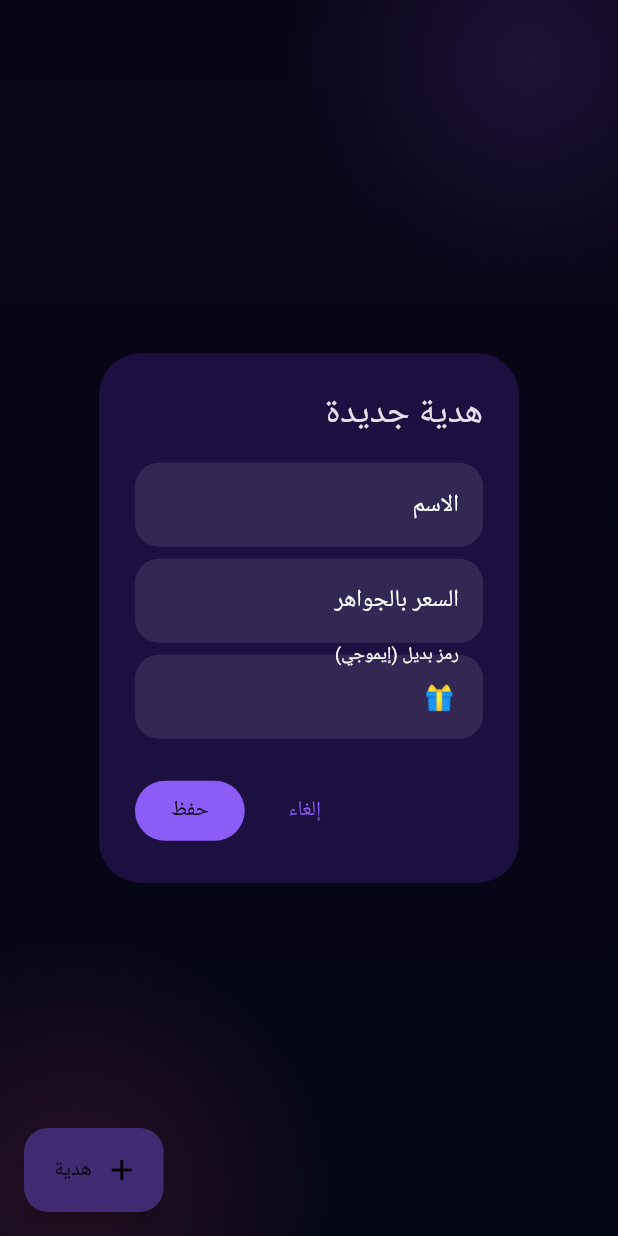
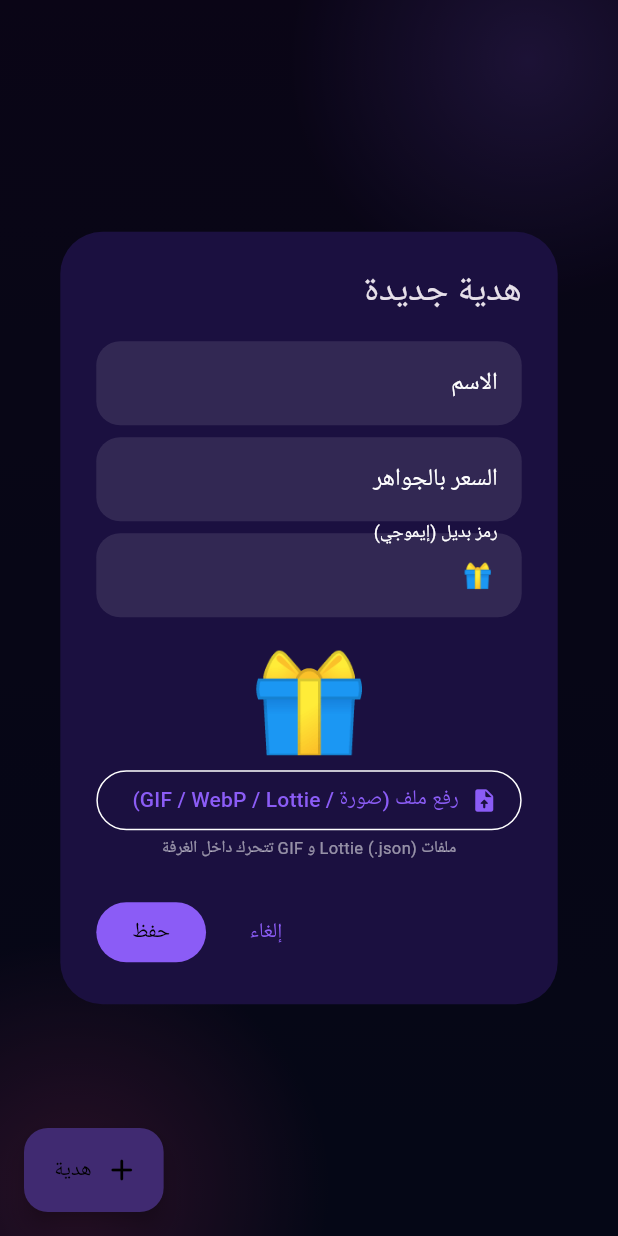
Before and after one commit to hfhcjdodug-del/khamin-voice, a Flutter app: the _GiftsAdminTab screen opened directly, after a tap on "هدية", on a phone screen of 412 x 824 dp. Run offline on Flutter 3.47's test engine with Material 3 defaults, Android fonts, the phone set to English and light mode, and no system bars; our stand-ins replace audioplayers, file_picker, firebase_core, firebase_messaging, google_fonts, google_mobile_ads and 6 more; missing offline and left inert: livekit_client; accounts and stored records are empty; network calls fail; Roboto replaces fonts that are missing (Cairo).

Commit message:
Admin gifts: upload image/GIF/WebP/Lottie raw, preview, delete confirm; GiftImage renders Lottie
Co-Authored-By: Claude Sonnet 5.5 <noreply@anthropic.com>
Claude-Session: https://claude.ai/code/session_018rgcUF63v1ivK9ocyDytep

```diff
--- a/lib/gift_image.dart
+++ b/lib/gift_image.dart
@@ -1,11 +1,15 @@
 import 'package:flutter/material.dart';
+import 'package:lottie/lottie.dart';
 
 /// صورة الهدية: من داخل التطبيق (asset:gifts/5.png) أو رابط مرفوع، وإلا الرمز البديل.
+/// الروابط المنتهية بـ .json تُعرض كحركة Lottie، وGIF/WebP المتحركة تتحرك تلقائياً.
 class GiftImage extends StatelessWidget {
   final String? image;
   final String emoji;
   final double size;
   const GiftImage({super.key, this.image, this.emoji = '🎁', this.size = 48});
+
+  static bool isLottie(String? u) => u != null && u.toLowerCase().split('?').first.endsWith('.json');
 
   @override
   Widget build(BuildContext context) {
@@ -16,6 +20,14 @@ class GiftImage extends StatelessWidget {
       return Image.asset('assets/${img.substring(6)}',
           width: size, height: size, fit: BoxFit.contain, errorBuilder: (_, __, ___) => fallback);
     }
+    if (isLottie(img)) {
+      return Lottie.network(img,
+          width: size,
+          height: size,
+          fit: BoxFit.contain,
+          repeat: true,
+          errorBuilder: (_, __, ___) => SizedBox(width: size, height: size, child: Center(child: fallback)));
+    }
     return Image.network(img,
         width: size, height: size, fit: BoxFit.contain, errorBuilder: (_, __, ___) => fallback);
   }
--- a/lib/screens/admin_screen.dart
+++ b/lib/screens/admin_screen.dart
@@ -23,6 +23,23 @@ Future<String> _uploadImage(XFile f, String folder) async {
   );
 }
 
+
+/// يختار ملف هدية (صورة/GIF/WebP متحرك/Lottie JSON) ويرفعه كما هو دون ضغط حتى لا تضيع الحركة.
+Future<String?> _pickGiftFile() async {
+  final r = await FilePicker.platform.pickFiles(
+    type: FileType.custom,
+    allowedExtensions: ['png', 'jpg', 'jpeg', 'webp', 'gif', 'json'],
+    withData: true,
+  );
+  if (r == null || r.files.isEmpty) return null;
+  final f = r.files.first;
+  final bytes = f.bytes;
+  if (bytes == null) throw 'تعذّر قراءة الملف';
+  if (bytes.length > 4 * 1024 * 1024) throw 'الملف أكبر من 4 ميغا';
+  final ext = extOf(f.name, ['png', 'jpg', 'jpeg', 'webp', 'gif', 'json'], 'png');
+  final ct = ext == 'json' ? 'application/json' : 'image/${ext == 'jpg' ? 'jpeg' : ext}';
+  return uploadMedia(bucket: 'game-media', folder: 'gifts', bytes: bytes, ext: ext, contentType: ct);
+}
 
 Future<String?> _askText(BuildContext context, String title, String initial, {int max = 40}) async {
   final c = TextEditingController(text: initial);
@@ -1668,11 +1685,15 @@ class _GiftsAdminTabState extends State<_GiftsAdminTab> {
     final name = TextEditingController(text: (g?['name'] ?? '') as String);
     final price = TextEditingController(text: g == null ? '' : '${g['price']}');
     final emoji = TextEditingController(text: (g?['emoji'] ?? '🎁') as String);
+    String? fileUrl = g?['image_url'] as String?;
+    var picking = false;
     final ok = await showDialog<bool>(
       context: context,
-      builder: (d) => AlertDialog(
+      builder: (d) => StatefulBuilder(
+        builder: (d, setS) => AlertDialog(
           title: Text(g == null ? 'هدية جديدة' : 'تعديل الهدية'),
-        content: Column(mainAxisSize: MainAxisSize.min, children: [
+          content: SingleChildScrollView(
+            child: Column(mainAxisSize: MainAxisSize.min, children: [
               TextField(controller: name, decoration: const InputDecoration(labelText: 'الاسم')),
               const SizedBox(height: 8),
               TextField(
@@ -1681,17 +1702,45 @@ class _GiftsAdminTabState extends State<_GiftsAdminTab> {
                   decoration: const InputDecoration(labelText: 'السعر بالجواهر')),
               const SizedBox(height: 8),
               TextField(controller: emoji, decoration: const InputDecoration(labelText: 'رمز بديل (إيموجي)')),
-        ]),
+              const SizedBox(height: 12),
+              GiftImage(image: fileUrl, emoji: emoji.text.isEmpty ? '🎁' : emoji.text, size: 80),
+              const SizedBox(height: 6),
+              OutlinedButton.icon(
+                onPressed: picking
+                    ? null
+                    : () async {
+                        setS(() => picking = true);
+                        try {
+                          final u = await _pickGiftFile();
+                          if (u != null) fileUrl = u;
+                        } catch (e) {
+                          if (mounted) toast(context, friendlyError(e));
+                        }
+                        setS(() => picking = false);
+                      },
+                icon: const Icon(Icons.upload_file_rounded),
+                label: Text(picking ? 'جارٍ الرفع…' : 'رفع ملف (صورة / GIF / WebP / Lottie)'),
+              ),
+              const Text('ملفات Lottie (.json) و GIF تتحرك داخل الغرفة',
+                  style: TextStyle(fontSize: 11, color: Colors.white54)),
+            ]),
+          ),
           actions: [
             TextButton(onPressed: () => Navigator.pop(d, false), child: const Text('إلغاء')),
-          FilledButton(onPressed: () => Navigator.pop(d, true), child: const Text('حفظ')),
+            FilledButton(onPressed: picking ? null : () => Navigator.pop(d, true), child: const Text('حفظ')),
           ],
+        ),
       ),
     );
     final pr = int.tryParse(price.text.trim());
     if (ok != true || name.text.trim().isEmpty || pr == null || pr < 1) return;
     try {
-      final vals = {'name': name.text.trim(), 'price': pr, 'emoji': emoji.text.trim().isEmpty ? '🎁' : emoji.text.trim()};
+      final vals = {
+        'name': name.text.trim(),
+        'price': pr,
+        'emoji': emoji.text.trim().isEmpty ? '🎁' : emoji.text.trim(),
+        'image_url': fileUrl,
+      };
       if (g == null) {
         await supa.from('gifts').insert({...vals, 'sort': _gifts.length + 1});
       } else {
@@ -1704,13 +1753,12 @@ class _GiftsAdminTabState extends State<_GiftsAdminTab> {
   }
 
   Future<void> _image(Map<String, dynamic> g) async {
-    final f = await ImagePicker().pickImage(source: ImageSource.gallery, maxWidth: 600, imageQuality: 90);
-    if (f == null) return;
-    try {
-      final url = await _uploadImage(f, 'gifts');
+    try {
+      final url = await _pickGiftFile();
+      if (url == null) return;
       await supa.from('gifts').update({'image_url': url}).eq('id', g['id']);
       await _load();
-      if (mounted) toast(context, 'تم تغيير صورة الهدية');
+      if (mounted) toast(context, 'تم تغيير ملف الهدية');
     } catch (e) {
       if (mounted) toast(context, 'فشل الرفع: ${friendlyError(e)}');
     }
@@ -1726,6 +1774,18 @@ class _GiftsAdminTabState extends State<_GiftsAdminTab> {
   }
 
   Future<void> _del(Map<String, dynamic> g) async {
+    final yes = await showDialog<bool>(
+      context: context,
+      builder: (d) => AlertDialog(
+        title: Text('حذف «${g['name']}»؟'),
+        content: const Text('تُحذف الهدية نهائياً. لإخفائها فقط استعمل المفتاح.'),
+        actions: [
+          TextButton(onPressed: () => Navigator.pop(d, false), child: const Text('إلغاء')),
+          FilledButton(onPressed: () => Navigator.pop(d, true), child: const Text('حذف')),
+        ],
+      ),
+    );
+    if (yes != true) return;
     try {
       await supa.from('gifts').delete().eq('id', g['id']);
       await _load();
@@ -1773,7 +1833,7 @@ class _GiftsAdminTabState extends State<_GiftsAdminTab> {
                       },
                       itemBuilder: (_) => const [
                         PopupMenuItem(value: 'edit', child: Text('تعديل الاسم والسعر')),
-                        PopupMenuItem(value: 'img', child: Text('تغيير الصورة')),
+                        PopupMenuItem(value: 'img', child: Text('تغيير الملف (صورة/متحركة)')),
                         PopupMenuItem(value: 'noimg', child: Text('استخدام الرمز بدل الصورة')),
                         PopupMenuItem(value: 'del', child: Text('حذف')),
                       ],
--- a/pubspec.yaml
+++ b/pubspec.yaml
@@ -23,6 +23,7 @@ dependencies:
   firebase_core: ^3.8.1
   firebase_messaging: ^15.1.6
   google_mobile_ads: ^5.3.0
+  lottie: ^3.1.2
 
 dev_dependencies:
   flutter_test:
```
Lines whose indentation alone changed are shown as unchanged.
